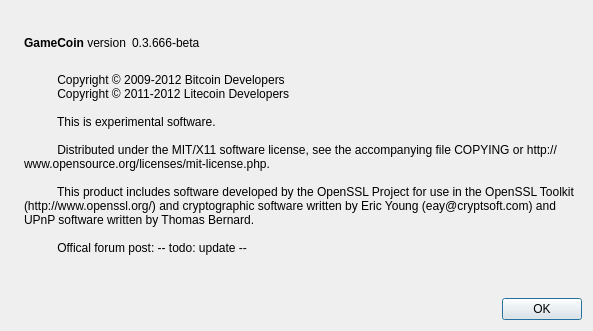
This is src/qt/forms/aboutdialog.ui in GhostLion/GameCoin as Qt 5 draws it before an edit. The edited form follows.
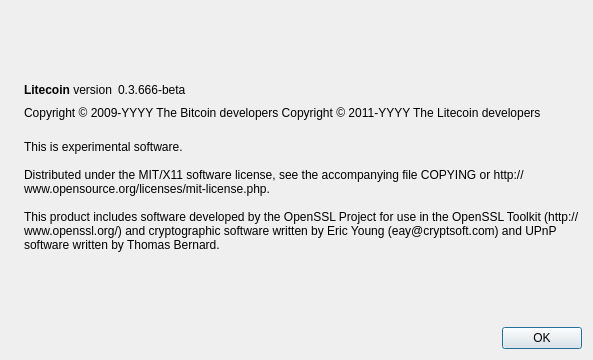
This is the edited form. Icons and pictures are not drawn.

```diff
--- a/src/qt/forms/aboutdialog.ui
+++ b/src/qt/forms/aboutdialog.ui
@@ -7,7 +7,7 @@
     <x>0</x>
     <y>0</y>
     <width>593</width>
-    <height>331</height>
+    <height>360</height>
    </rect>
   </property>
   <property name="windowTitle">
@@ -50,7 +50,7 @@
           <cursorShape>IBeamCursor</cursorShape>
          </property>
          <property name="text">
-          <string>&lt;b&gt;GameCoin&lt;/b&gt; version</string>
+          <string>&lt;b&gt;Litecoin&lt;/b&gt; version</string>
          </property>
          <property name="textInteractionFlags">
           <set>Qt::LinksAccessibleByMouse|Qt::TextSelectableByKeyboard|Qt::TextSelectableByMouse</set>
@@ -65,9 +65,6 @@
          <property name="text">
           <string notr="true">0.3.666-beta</string>
          </property>
-         <property name="textFormat">
-          <enum>Qt::RichText</enum>
-         </property>
          <property name="textInteractionFlags">
           <set>Qt::LinksAccessibleByMouse|Qt::TextSelectableByKeyboard|Qt::TextSelectableByMouse</set>
          </property>
@@ -88,6 +85,23 @@
        </item>
       </layout>
      </item>
+     <item>
+      <widget class="QLabel" name="copyrightLabel">
+       <property name="cursor">
+        <cursorShape>IBeamCursor</cursorShape>
+       </property>
+       <property name="text">
+        <string notr="true">Copyright &amp;copy; 2009-YYYY The Bitcoin developers
+Copyright &amp;copy; 2011-YYYY The Litecoin developers</string>
+       </property>
+       <property name="textFormat">
+        <enum>Qt::RichText</enum>
+       </property>
+       <property name="textInteractionFlags">
+        <set>Qt::LinksAccessibleByMouse|Qt::TextSelectableByKeyboard|Qt::TextSelectableByMouse</set>
+       </property>
+      </widget>
+     </item>
      <item>
       <widget class="QLabel" name="label_2">
        <property name="cursor">
@@ -95,17 +109,11 @@
        </property>
        <property name="text">
         <string>
-          Copyright © 2009-2012 Bitcoin Developers
-          Copyright © 2011-2012 Litecoin Developers
+This is experimental software.
 
-          This is experimental software.
+Distributed under the MIT/X11 software license, see the accompanying file COPYING or http://www.opensource.org/licenses/mit-license.php.
 
-          Distributed under the MIT/X11 software license, see the accompanying file COPYING or http://www.opensource.org/licenses/mit-license.php.
-
-          This product includes software developed by the OpenSSL Project for use in the OpenSSL Toolkit (http://www.openssl.org/) and cryptographic software written by Eric Young (eay@cryptsoft.com) and UPnP software written by Thomas Bernard.
-
-          Offical forum post: -- todo: update --
-        </string>
+This product includes software developed by the OpenSSL Project for use in the OpenSSL Toolkit (http://www.openssl.org/) and cryptographic software written by Eric Young (eay@cryptsoft.com) and UPnP software written by Thomas Bernard.</string>
        </property>
        <property name="wordWrap">
         <bool>true</bool>
```
Left out of the diff: 2 changed lines with no effect on the pictures.
